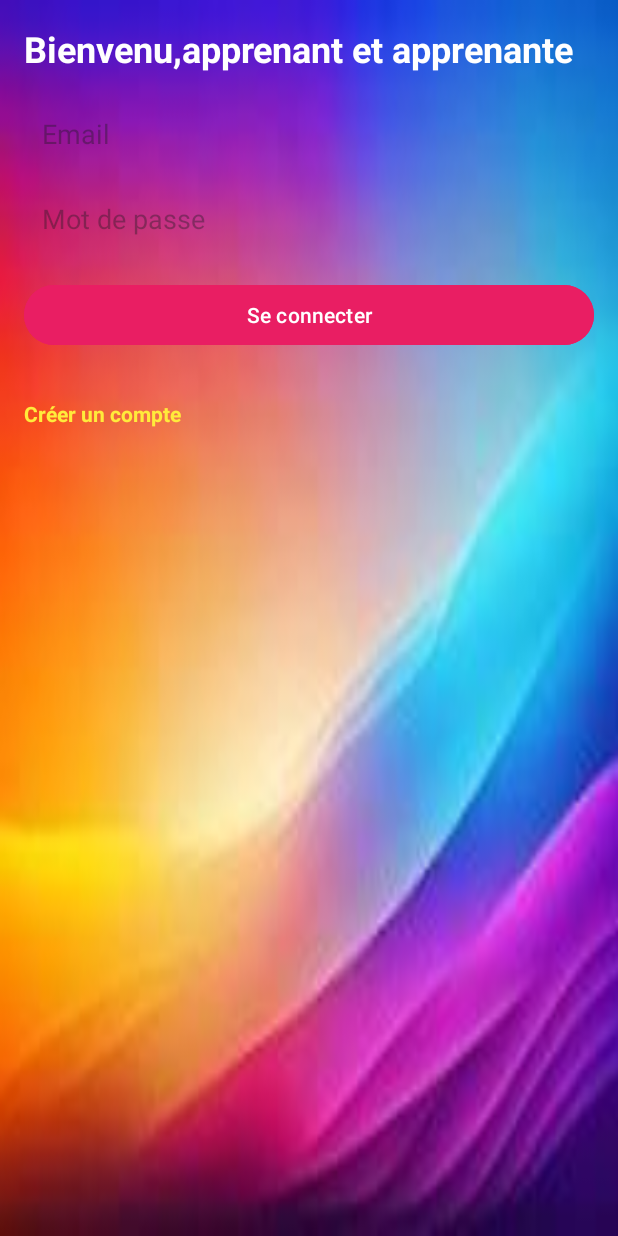
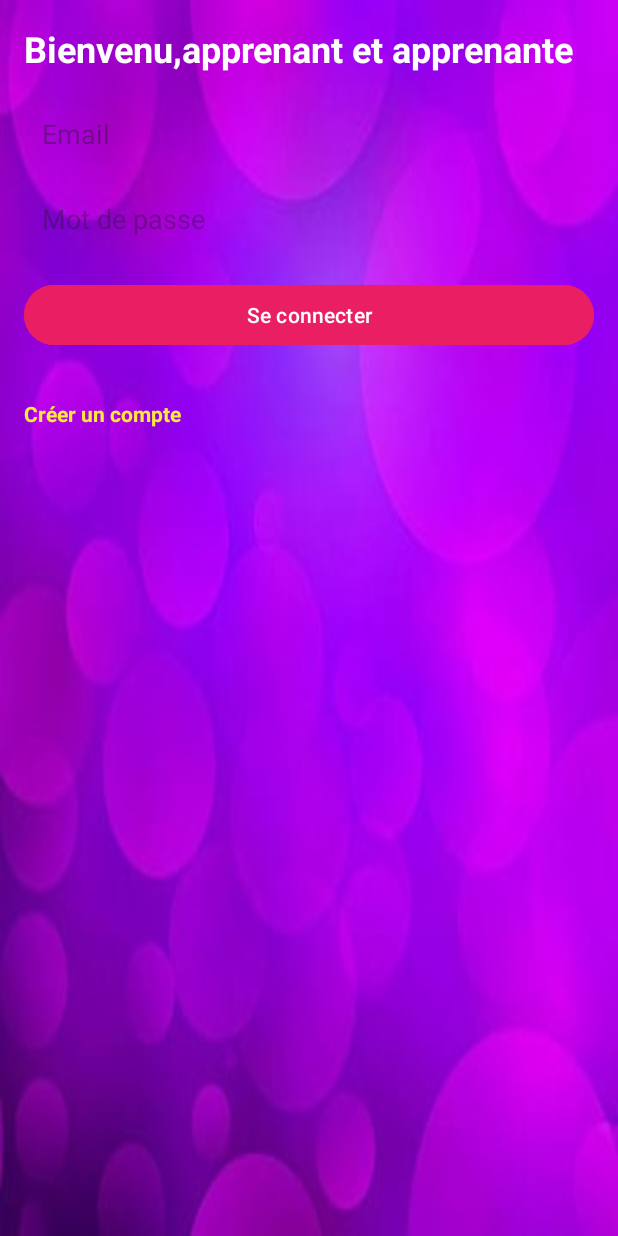
Before and after one commit to bouchrakhalfaouy/Quiz_app, an Android app: the screen it shows after launch (LoginActivity), on a phone screen of 412 x 824 dp. Run offline under Robolectric (Android 15) with nearby library versions, the phone set to English and light mode, and no system bars.

Commit message:
commit 2

```diff
--- a/app/src/main/res/layout/activity_login.xml
+++ b/app/src/main/res/layout/activity_login.xml
@@ -2,7 +2,7 @@
     android:layout_width="match_parent"
     android:layout_height="match_parent"
     android:orientation="vertical"
-    android:background="@drawable/backimage"
+    android:background="@drawable/quizimg"
     android:padding="16dp">
 
     <TextView
--- a/app/src/main/res/layout/activity_register.xml
+++ b/app/src/main/res/layout/activity_register.xml
@@ -2,6 +2,7 @@
     android:layout_width="match_parent"
     android:layout_height="match_parent"
     android:orientation="vertical"
+    android:background="@drawable/quizimg"
     android:padding="16dp">
 
     <TextView
--- a/app/src/main/res/layout/activity_results.xml
+++ b/app/src/main/res/layout/activity_results.xml
@@ -15,8 +15,7 @@
         app:cpb_background_progressbar_color="#D3D3D3"
         app:cpb_progressbar_color="#4CAF50"
         app:cpb_progressbar_width="10dp"
-        app:cpb_background_progressbar_width="10dp"
-        app:cpb_progress_direction="TO_RIGHT" />
+        app:cpb_background_progressbar_width="10dp" />
     <TextView
         android:id="@+id/scoreTextView"
         android:layout_width="wrap_content"
```
Also changed, not shown: app/src/main/res/drawable/quizimg.jpg (added).
